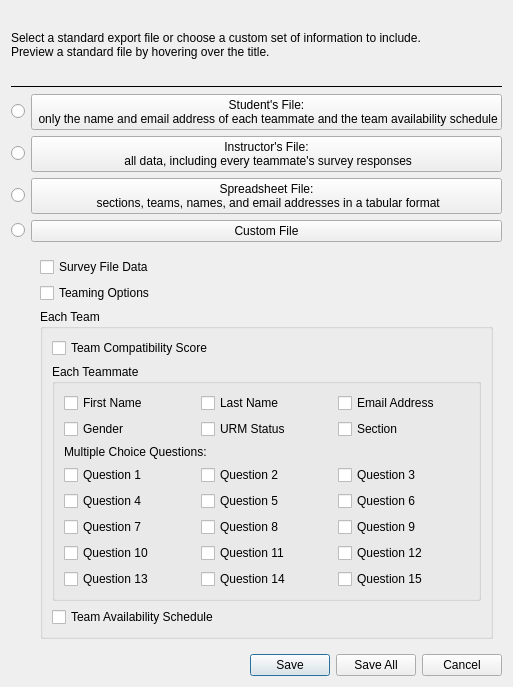
gruepr/gruepr, file dialogs/whichFilesDialog.ui: the form before one commit.
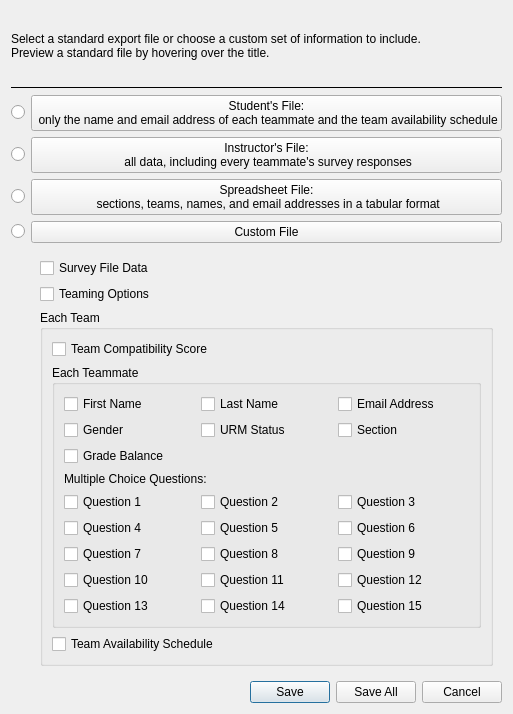
The form after the commit.

```diff
--- a/dialogs/whichFilesDialog.ui
+++ b/dialogs/whichFilesDialog.ui
@@ -7,7 +7,7 @@
     <x>0</x>
     <y>0</y>
     <width>510</width>
-    <height>687</height>
+    <height>714</height>
    </rect>
   </property>
   <property name="windowTitle">
@@ -104,55 +104,6 @@
             <string>Each Teammate</string>
            </property>
            <layout class="QGridLayout" name="demographicGridLayout">
-            <item row="3" column="0">
-             <widget class="QCheckBox" name="Q1checkBox">
-              <property name="text">
-               <string>Question 1</string>
-              </property>
-             </widget>
-            </item>
-            <item row="5" column="2">
-             <widget class="QCheckBox" name="Q9checkBox">
-              <property name="text">
-               <string>Question 9</string>
-              </property>
-             </widget>
-            </item>
-            <item row="0" column="2">
-             <widget class="QCheckBox" name="emailcheckBox">
-              <property name="text">
-               <string>Email Address</string>
-              </property>
-             </widget>
-            </item>
-            <item row="5" column="0">
-             <widget class="QCheckBox" name="Q7checkBox">
-              <property name="text">
-               <string>Question 7</string>
-              </property>
-             </widget>
-            </item>
-            <item row="0" column="0">
-             <widget class="QCheckBox" name="firstnamecheckBox">
-              <property name="text">
-               <string>First Name</string>
-              </property>
-             </widget>
-            </item>
-            <item row="4" column="0">
-             <widget class="QCheckBox" name="Q4checkBox">
-              <property name="text">
-               <string>Question 4</string>
-              </property>
-             </widget>
-            </item>
-            <item row="3" column="1">
-             <widget class="QCheckBox" name="Q2checkBox">
-              <property name="text">
-               <string>Question 2</string>
-              </property>
-             </widget>
-            </item>
             <item row="0" column="1">
              <widget class="QCheckBox" name="lastnamecheckBox">
               <property name="text">
@@ -160,31 +111,24 @@
               </property>
              </widget>
             </item>
-            <item row="6" column="2">
-             <widget class="QCheckBox" name="Q12checkBox">
+            <item row="0" column="2">
+             <widget class="QCheckBox" name="emailcheckBox">
               <property name="text">
-               <string>Question 12</string>
+               <string>Email Address</string>
               </property>
              </widget>
             </item>
-            <item row="5" column="1">
+            <item row="6" column="1">
              <widget class="QCheckBox" name="Q8checkBox">
               <property name="text">
                <string>Question 8</string>
               </property>
              </widget>
             </item>
-            <item row="4" column="2">
-             <widget class="QCheckBox" name="Q6checkBox">
+            <item row="5" column="1">
+             <widget class="QCheckBox" name="Q5checkBox">
               <property name="text">
-               <string>Question 6</string>
-              </property>
-             </widget>
-            </item>
-            <item row="3" column="2">
-             <widget class="QCheckBox" name="Q3checkBox">
-              <property name="text">
-               <string>Question 3</string>
+               <string>Question 5</string>
               </property>
              </widget>
             </item>
@@ -195,34 +139,34 @@
               </property>
              </widget>
             </item>
+            <item row="7" column="2">
+             <widget class="QCheckBox" name="Q12checkBox">
+              <property name="text">
+               <string>Question 12</string>
+              </property>
+             </widget>
+            </item>
             <item row="7" column="0">
-             <widget class="QCheckBox" name="Q13checkBox">
+             <widget class="QCheckBox" name="Q10checkBox">
               <property name="text">
-               <string>Question 13</string>
+               <string>Question 10</string>
               </property>
              </widget>
             </item>
-            <item row="4" column="1">
-             <widget class="QCheckBox" name="Q5checkBox">
-              <property name="text">
-               <string>Question 5</string>
-              </property>
-             </widget>
-            </item>
-            <item row="1" column="0">
-             <widget class="QCheckBox" name="gendercheckBox">
-              <property name="text">
-               <string>Gender</string>
-              </property>
-             </widget>
-            </item>
-            <item row="6" column="1">
+            <item row="7" column="1">
              <widget class="QCheckBox" name="Q11checkBox">
               <property name="text">
                <string>Question 11</string>
               </property>
              </widget>
             </item>
+            <item row="4" column="1">
+             <widget class="QCheckBox" name="Q2checkBox">
+              <property name="text">
+               <string>Question 2</string>
+              </property>
+             </widget>
+            </item>
             <item row="1" column="2">
              <widget class="QCheckBox" name="sectioncheckBox">
               <property name="text">
@@ -230,34 +174,97 @@
               </property>
              </widget>
             </item>
-            <item row="6" column="0">
-             <widget class="QCheckBox" name="Q10checkBox">
+            <item row="1" column="0">
+             <widget class="QCheckBox" name="gendercheckBox">
               <property name="text">
-               <string>Question 10</string>
+               <string>Gender</string>
               </property>
              </widget>
             </item>
-            <item row="7" column="1">
+            <item row="8" column="1">
              <widget class="QCheckBox" name="Q14checkBox">
               <property name="text">
                <string>Question 14</string>
               </property>
              </widget>
             </item>
-            <item row="2" column="0" colspan="3">
+            <item row="5" column="0">
+             <widget class="QCheckBox" name="Q4checkBox">
+              <property name="text">
+               <string>Question 4</string>
+              </property>
+             </widget>
+            </item>
+            <item row="4" column="0">
+             <widget class="QCheckBox" name="Q1checkBox">
+              <property name="text">
+               <string>Question 1</string>
+              </property>
+             </widget>
+            </item>
+            <item row="3" column="0" colspan="3">
              <widget class="QLabel" name="multipleChoiceLabel">
               <property name="text">
                <string>Multiple Choice Questions:</string>
               </property>
              </widget>
             </item>
-            <item row="7" column="2">
+            <item row="4" column="2">
+             <widget class="QCheckBox" name="Q3checkBox">
+              <property name="text">
+               <string>Question 3</string>
+              </property>
+             </widget>
+            </item>
+            <item row="0" column="0">
+             <widget class="QCheckBox" name="firstnamecheckBox">
+              <property name="text">
+               <string>First Name</string>
+              </property>
+             </widget>
+            </item>
+            <item row="6" column="2">
+             <widget class="QCheckBox" name="Q9checkBox">
+              <property name="text">
+               <string>Question 9</string>
+              </property>
+             </widget>
+            </item>
+            <item row="6" column="0">
+             <widget class="QCheckBox" name="Q7checkBox">
+              <property name="text">
+               <string>Question 7</string>
+              </property>
+             </widget>
+            </item>
+            <item row="5" column="2">
+             <widget class="QCheckBox" name="Q6checkBox">
+              <property name="text">
+               <string>Question 6</string>
+              </property>
+             </widget>
+            </item>
+            <item row="8" column="2">
              <widget class="QCheckBox" name="Q15checkBox">
               <property name="text">
                <string>Question 15</string>
               </property>
              </widget>
             </item>
+            <item row="8" column="0">
+             <widget class="QCheckBox" name="Q13checkBox">
+              <property name="text">
+               <string>Question 13</string>
+              </property>
+             </widget>
+            </item>
+            <item row="2" column="0">
+             <widget class="QCheckBox" name="gradecheckBox">
+              <property name="text">
+               <string>Grade Balance</string>
+              </property>
+             </widget>
+            </item>
            </layout>
           </widget>
          </item>
```
